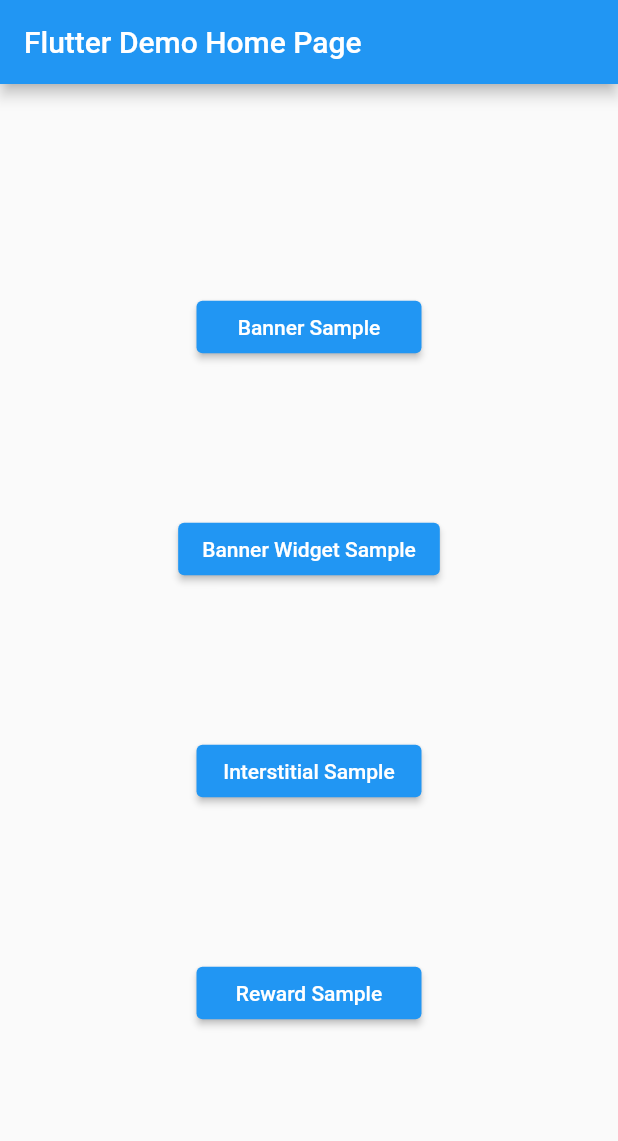
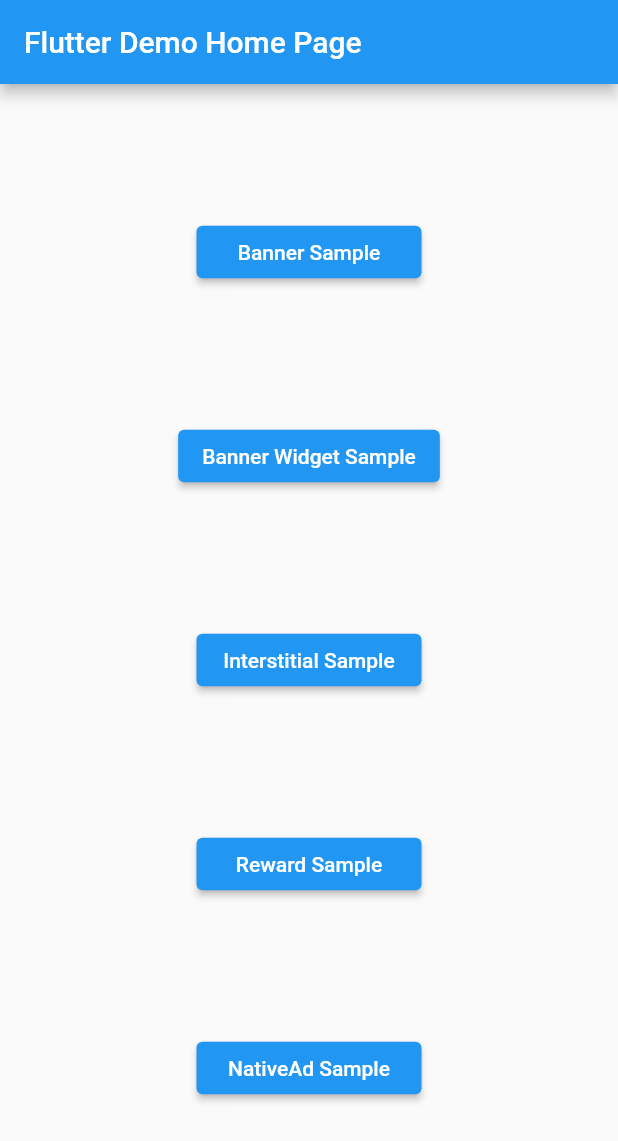
Before and after one commit to bidmad/Bidmad-Flutter, a Flutter app: the screen it shows after launch, on a phone screen of 412 x 824 dp. Shown: the top 1141 px of the screen. Run offline on Flutter 3.47's test engine with Material 2 defaults, Android fonts, the phone set to English and light mode, and no system bars; missing offline and left inert: bidmad_plugin.

Commit message:
1.5.0 Update

```diff
--- a/lib/main.dart
+++ b/lib/main.dart
@@ -1,9 +1,11 @@
+import 'package:bidmad_flutter_sample/NativeAdWidgetSample.dart';
 import 'package:flutter/material.dart';
 import 'package:bidmad_flutter_sample/BannerSample.dart';
 import 'package:bidmad_flutter_sample/BannerWidgetSample.dart';
 import 'package:bidmad_flutter_sample/InterstitialSample.dart';
 import 'package:bidmad_flutter_sample/RewardSample.dart';
 import 'package:bidmad_plugin/FlutterBidmadCommon.dart';
+import 'package:flutter/foundation.dart' as foundation;
 
 void main() {
   runApp(MyApp());
@@ -74,11 +76,16 @@ class _MyHomePageState extends State<MyHomePage> {
     // than having to individually change instances of widgets.
 
     // Please call initializeSdk method before calling Bidmad Ads.
-    FlutterBidmadCommon().initializeSdk();
+    FlutterBidmadCommon common = FlutterBidmadCommon();
 
-    FlutterBidmadCommon common = FlutterBidmadCommon();
-    common.reqAdTrackingAuthorization().then(
-      (value) {
+    if (foundation.defaultTargetPlatform == foundation.TargetPlatform.android) {
+      common.initializeSdk("6933aab2-7f78-11ed-a117-026864a21938");
+    } else if (foundation.defaultTargetPlatform ==
+        foundation.TargetPlatform.iOS) {
+      common.initializeSdk("ff8090d3-3e28-11ed-a117-026864a21938");
+    }
+
+    common.reqAdTrackingAuthorization().then((value) {
       switch (value) {
         case "0":
           print("App Tracking Not Determined");
@@ -96,8 +103,7 @@ class _MyHomePageState extends State<MyHomePage> {
           print("Lower Version than iOS 14");
           break;
       }
-      }
-    );
+    });
 
     common.setAdvertiserTrackingEnabled(false);
     print(common.getAdvertiserTrackingEnabled());
@@ -128,70 +134,70 @@ class _MyHomePageState extends State<MyHomePage> {
           // horizontal).
           mainAxisAlignment: MainAxisAlignment.center,
           children: <Widget>[
+            Spacer(),
             Container(
-              margin: const EdgeInsets.fromLTRB(0, 0, 0, 50), //this.left, this.top, this.right, this.bottom
-              child:
-              ElevatedButton(
+              child: ElevatedButton(
                   child: Text("Banner Sample"),
-                  onPressed: (){
+                  onPressed: () {
                     Navigator.push(
                       context,
                       MaterialPageRoute(builder: (context) => BannerSample()),
                     );
                   },
-                  style: ElevatedButton.styleFrom(
-                      minimumSize: Size(150,35)
-                  )
+                  style: ElevatedButton.styleFrom(minimumSize: Size(150, 35))),
             ),
-            ),
+            Spacer(),
             Container(
-              margin: const EdgeInsets.fromLTRB(0, 50, 0, 50), //this.left, this.top, this.right, this.bottom
-              child:
-              ElevatedButton(
+              child: ElevatedButton(
                   child: Text("Banner Widget Sample"),
-                  onPressed: (){
+                  onPressed: () {
                     Navigator.push(
                       context,
-                      MaterialPageRoute(builder: (context) => BannerWidgetSample()),
+                      MaterialPageRoute(
+                          builder: (context) => BannerWidgetSample()),
                     );
                   },
-                  style: ElevatedButton.styleFrom(
-                      minimumSize: Size(150,35)
-                  )
+                  style: ElevatedButton.styleFrom(minimumSize: Size(150, 35))),
             ),
-            ),
+            Spacer(),
             Container(
-              margin: const EdgeInsets.fromLTRB(0, 50, 0, 50),
-              child:
-              ElevatedButton(
+              child: ElevatedButton(
                   child: Text("Interstitial Sample"),
-                  onPressed: (){
+                  onPressed: () {
                     Navigator.push(
                       context,
-                      MaterialPageRoute(builder: (context) => InterstitialSample()),
+                      MaterialPageRoute(
+                          builder: (context) => InterstitialSample()),
                     );
                   },
-                  style: ElevatedButton.styleFrom(
-                      minimumSize: Size(150,35)
-                  )
+                  style: ElevatedButton.styleFrom(minimumSize: Size(150, 35))),
             ),
-            ),
+            Spacer(),
             Container(
-              margin: const EdgeInsets.fromLTRB(0, 50, 0, 0),
-              child:
-              ElevatedButton(
+              child: ElevatedButton(
                   child: Text("Reward Sample"),
-                  onPressed: (){
+                  onPressed: () {
                     Navigator.push(
                       context,
                       MaterialPageRoute(builder: (context) => RewardSample()),
                     );
                   },
-                  style: ElevatedButton.styleFrom(
-                      minimumSize: Size(150,35)
-                  )
+                  style: ElevatedButton.styleFrom(minimumSize: Size(150, 35))),
             ),
-            )
+            Spacer(),
+            Container(
+              child: ElevatedButton(
+                  child: Text("NativeAd Sample"),
+                  onPressed: () {
+                    Navigator.push(
+                      context,
+                      MaterialPageRoute(
+                          builder: (context) => NativeAdWidgetSample()),
+                    );
+                  },
+                  style: ElevatedButton.styleFrom(minimumSize: Size(150, 35))),
+            ),
+            Spacer(),
           ],
         ),
       ),
--- a/pubspec.yaml
+++ b/pubspec.yaml
@@ -28,7 +28,7 @@ dependencies:
   # The following adds the Cupertino Icons font to your application.
   # Use with the CupertinoIcons class for iOS style icons.
   cupertino_icons: ^1.0.2
-  bidmad_plugin: ^1.4.0
+  bidmad_plugin: ^1.5.0
 dev_dependencies:
   flutter_test:
     sdk: flutter
```
Also changed, not shown: lib/BannerSample.dart (+27 -46 lines), lib/BannerWidgetSample.dart (+21 -33 lines), lib/InterstitialSample.dart (+31 -48 lines), lib/NativeAdWidgetSample.dart (added, +84 -0 lines), lib/RewardSample.dart (+32 -52 lines), pubspec.lock, 8 other files. Lines whose indentation alone changed are shown as unchanged.
